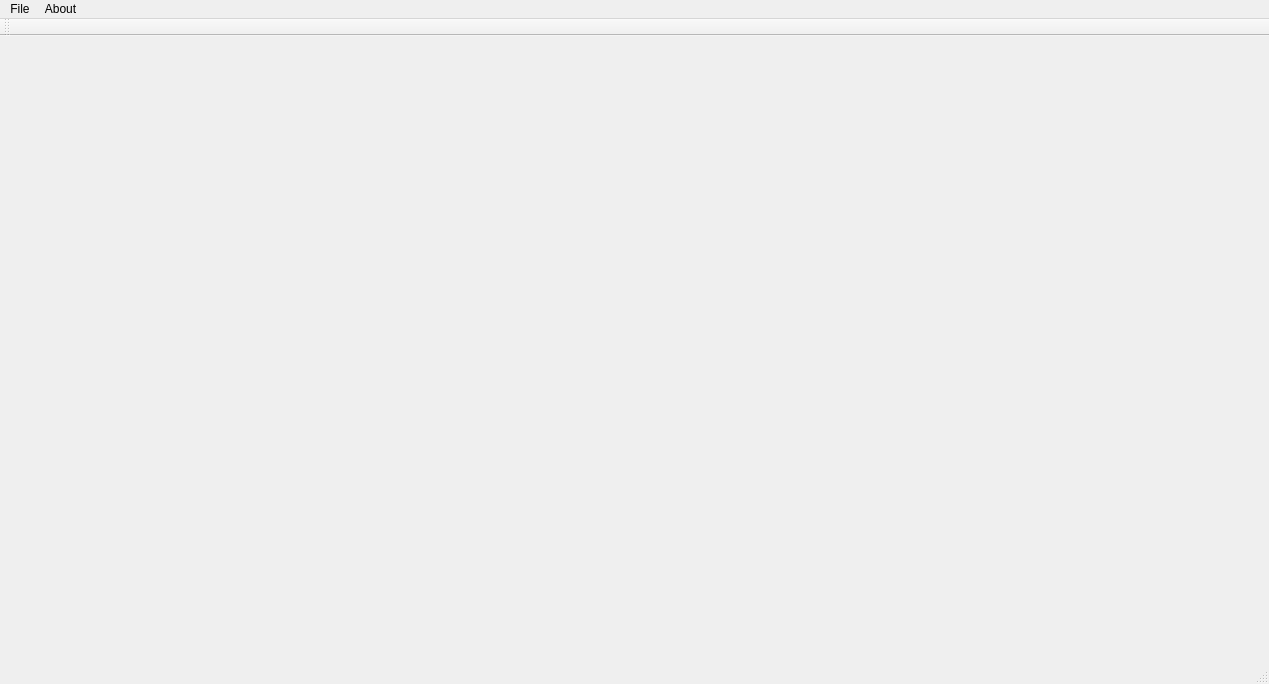
Above: 00.Document/03.QT/006/006/mainwindow.ui from helpking/99.Document before the change. Below: the same form after it.
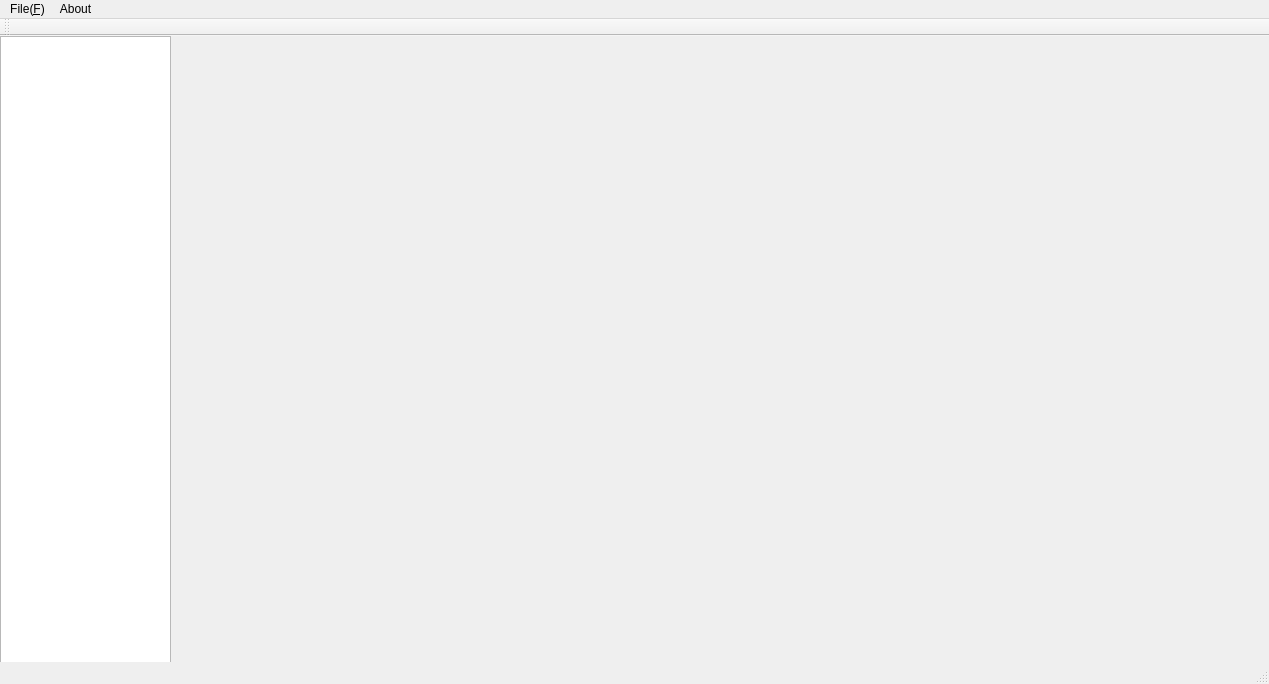
That is the form after the change.

Diff of the .ui file:
```diff
--- a/00.Document/03.QT/006/006/mainwindow.ui
+++ b/00.Document/03.QT/006/006/mainwindow.ui
@@ -13,7 +13,24 @@
   <property name="windowTitle">
    <string>MainWindow</string>
   </property>
-  <widget class="QWidget" name="centralWidget"/>
+  <widget class="QWidget" name="centralWidget">
+   <widget class="QTreeView" name="fileTree">
+    <property name="geometry">
+     <rect>
+      <x>0</x>
+      <y>0</y>
+      <width>171</width>
+      <height>631</height>
+     </rect>
+    </property>
+    <property name="layoutDirection">
+     <enum>Qt::LeftToRight</enum>
+    </property>
+    <property name="autoFillBackground">
+     <bool>true</bool>
+    </property>
+   </widget>
+  </widget>
   <widget class="QMenuBar" name="menuBar">
    <property name="geometry">
     <rect>
@@ -28,7 +45,7 @@
    </property>
    <widget class="QMenu" name="menuFile">
     <property name="title">
-     <string>File</string>
+     <string>File(&amp;F)</string>
     </property>
     <addaction name="actionNew"/>
     <addaction name="actionOpen"/>
```
Left out of the diff: 6 changed lines with no effect on the pictures.
